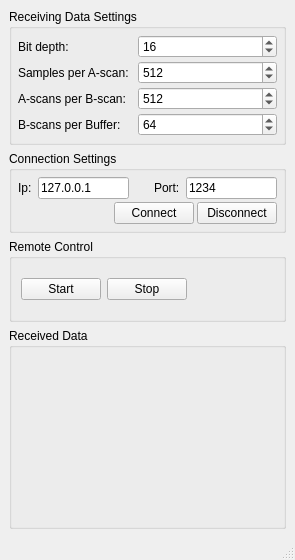
This is SocketStreamClient/src/socketstreamclient.ui in spectralcode/SocketStreamClient as Qt 5 draws it before an edit. The edited form follows.
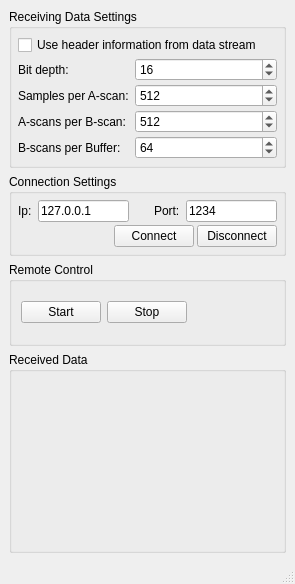
This is the edited form. Custom widgets are drawn as their Qt base class.

Commit message: fps display and header parsing for image metadata added

Diff of the .ui file:
```diff
--- a/SocketStreamClient/src/socketstreamclient.ui
+++ b/SocketStreamClient/src/socketstreamclient.ui
@@ -7,14 +7,14 @@
     <x>0</x>
     <y>0</y>
     <width>295</width>
-    <height>560</height>
+    <height>584</height>
    </rect>
   </property>
   <property name="windowTitle">
    <string>SocketStreamClient</string>
   </property>
   <widget class="QWidget" name="centralwidget">
-   <layout class="QVBoxLayout" name="verticalLayout_2">
+   <layout class="QVBoxLayout" name="verticalLayout_3">
     <item>
      <widget class="QGroupBox" name="groupBox_dataSettings">
       <property name="sizePolicy">
@@ -26,11 +26,8 @@
       <property name="title">
        <string>Receiving Data Settings</string>
       </property>
-      <layout class="QFormLayout" name="formLayout">
-       <property name="horizontalSpacing">
-        <number>6</number>
-       </property>
-       <property name="verticalSpacing">
+      <layout class="QVBoxLayout" name="verticalLayout_2">
+       <property name="spacing">
         <number>3</number>
        </property>
        <property name="leftMargin">
@@ -45,6 +42,18 @@
        <property name="bottomMargin">
         <number>6</number>
        </property>
+       <item>
+        <widget class="QCheckBox" name="checkBox_header">
+         <property name="text">
+          <string>Use header information from data stream</string>
+         </property>
+        </widget>
+       </item>
+       <item>
+        <layout class="QFormLayout" name="formLayout">
+         <property name="verticalSpacing">
+          <number>3</number>
+         </property>
        <item row="0" column="0">
         <widget class="QLabel" name="label_6">
          <property name="text">
@@ -115,6 +124,8 @@
           <number>64</number>
          </property>
         </widget>
+         </item>
+        </layout>
        </item>
       </layout>
      </widget>
```
Lines whose indentation alone changed are shown as unchanged. The commit also changes 8 other files.
